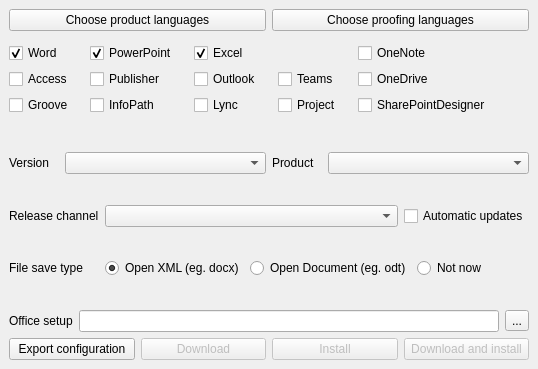
Old version of the form src/installer.ui in the repository Fantazzj/MS-office-installer-Qt.
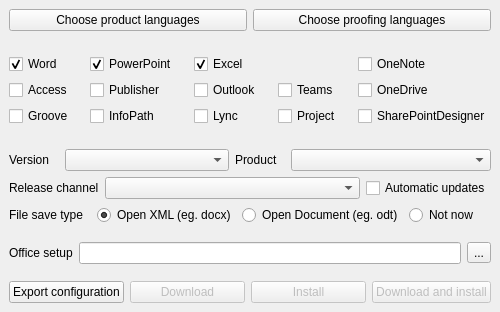
New version of the form.

Diff of the .ui file:
```diff
--- a/src/installer.ui
+++ b/src/installer.ui
@@ -6,8 +6,8 @@
    <rect>
     <x>0</x>
     <y>0</y>
-    <width>538</width>
-    <height>369</height>
+    <width>481</width>
+    <height>312</height>
    </rect>
   </property>
   <property name="windowTitle">
@@ -48,6 +48,19 @@
       </item>
      </layout>
     </item>
+    <item>
+     <spacer name="verticalSpacer_4">
+      <property name="orientation">
+       <enum>Qt::Vertical</enum>
+      </property>
+      <property name="sizeHint" stdset="0">
+       <size>
+        <width>20</width>
+        <height>40</height>
+       </size>
+      </property>
+     </spacer>
+    </item>
     <item>
      <layout class="QGridLayout" name="gridLayout">
       <property name="topMargin">
@@ -282,6 +295,19 @@
       </item>
      </layout>
     </item>
+    <item>
+     <spacer name="verticalSpacer_3">
+      <property name="orientation">
+       <enum>Qt::Vertical</enum>
+      </property>
+      <property name="sizeHint" stdset="0">
+       <size>
+        <width>20</width>
+        <height>40</height>
+       </size>
+      </property>
+     </spacer>
+    </item>
     <item>
      <layout class="QVBoxLayout" name="verticalLayout">
       <item>
@@ -504,6 +530,19 @@
       </item>
      </layout>
     </item>
+    <item>
+     <spacer name="verticalSpacer_2">
+      <property name="orientation">
+       <enum>Qt::Vertical</enum>
+      </property>
+      <property name="sizeHint" stdset="0">
+       <size>
+        <width>20</width>
+        <height>40</height>
+       </size>
+      </property>
+     </spacer>
+    </item>
     <item>
      <layout class="QHBoxLayout" name="horizontalLayout">
       <property name="sizeConstraint">
@@ -556,6 +595,19 @@
       </item>
      </layout>
     </item>
+    <item>
+     <spacer name="verticalSpacer">
+      <property name="orientation">
+       <enum>Qt::Vertical</enum>
+      </property>
+      <property name="sizeHint" stdset="0">
+       <size>
+        <width>20</width>
+        <height>40</height>
+       </size>
+      </property>
+     </spacer>
+    </item>
     <item>
      <layout class="QHBoxLayout" name="horizontalLayout_5">
       <item>
```
Left out of the diff: 34 changed lines with no effect on the pictures.
